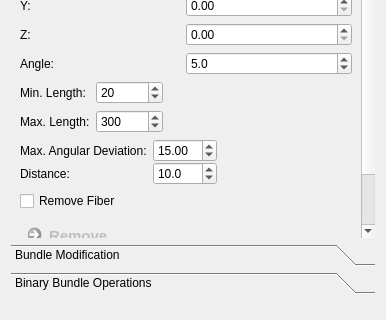
The window that Plugins/org.mitk.gui.qt.diffusionimaging/src/internal/QmitkFiberProcessingViewControls.ui (MITK/MITK) describes before a commit, drawn with Qt 5; both pictures show x 0 to 386 and y 220 to 540 of the 386 by 540 pixel window.
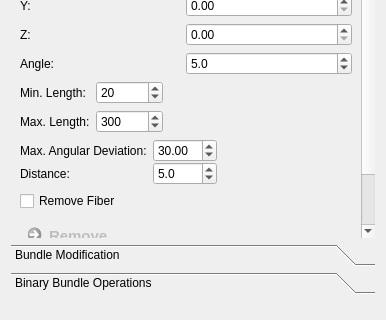
The same window after the commit. The open tabs and pages were chosen to show the change. Icons and pictures are not drawn. Custom widgets are drawn as their Qt base class.

```diff
--- a/Plugins/org.mitk.gui.qt.diffusionimaging/src/internal/QmitkFiberProcessingViewControls.ui
+++ b/Plugins/org.mitk.gui.qt.diffusionimaging/src/internal/QmitkFiberProcessingViewControls.ui
@@ -423,8 +423,8 @@
        <rect>
         <x>0</x>
         <y>0</y>
-        <width>270</width>
-        <height>380</height>
+        <width>306</width>
+        <height>410</height>
        </rect>
       </property>
       <attribute name="label">
@@ -725,7 +725,7 @@
                 <double>0.100000000000000</double>
                </property>
                <property name="value">
-                <double>15.000000000000000</double>
+                <double>30.000000000000000</double>
                </property>
               </widget>
              </item>
@@ -751,7 +751,7 @@
                 <double>1.000000000000000</double>
                </property>
                <property name="value">
-                <double>10.000000000000000</double>
+                <double>5.000000000000000</double>
                </property>
               </widget>
              </item>
```
Left out of the diff: 9 changed lines with no effect on the pictures.
